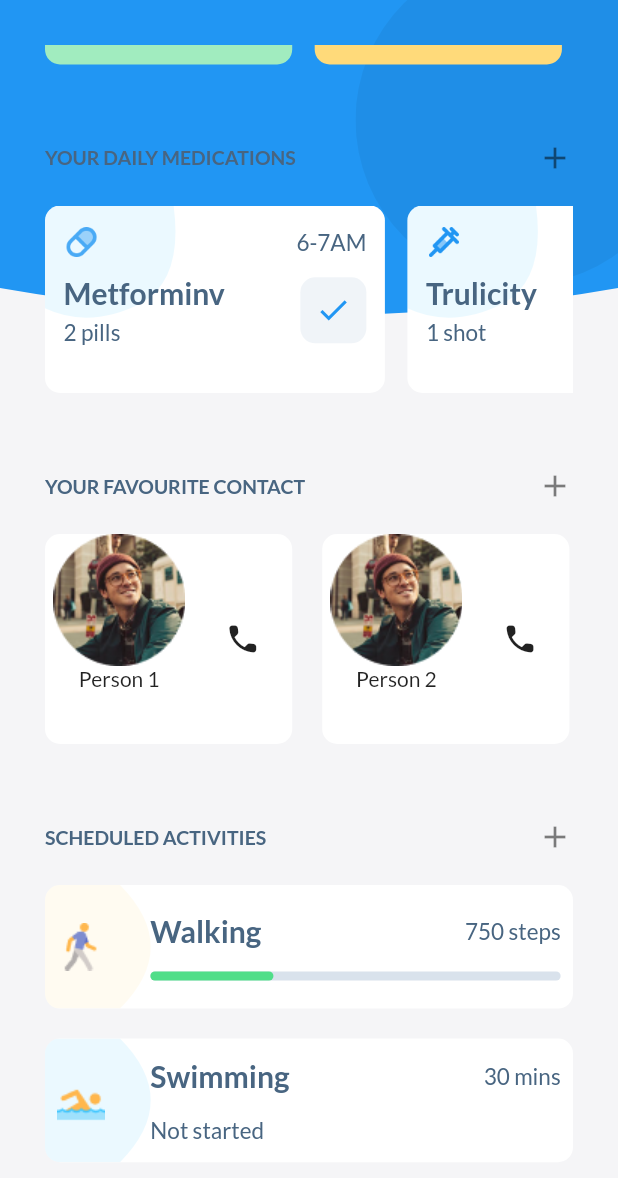
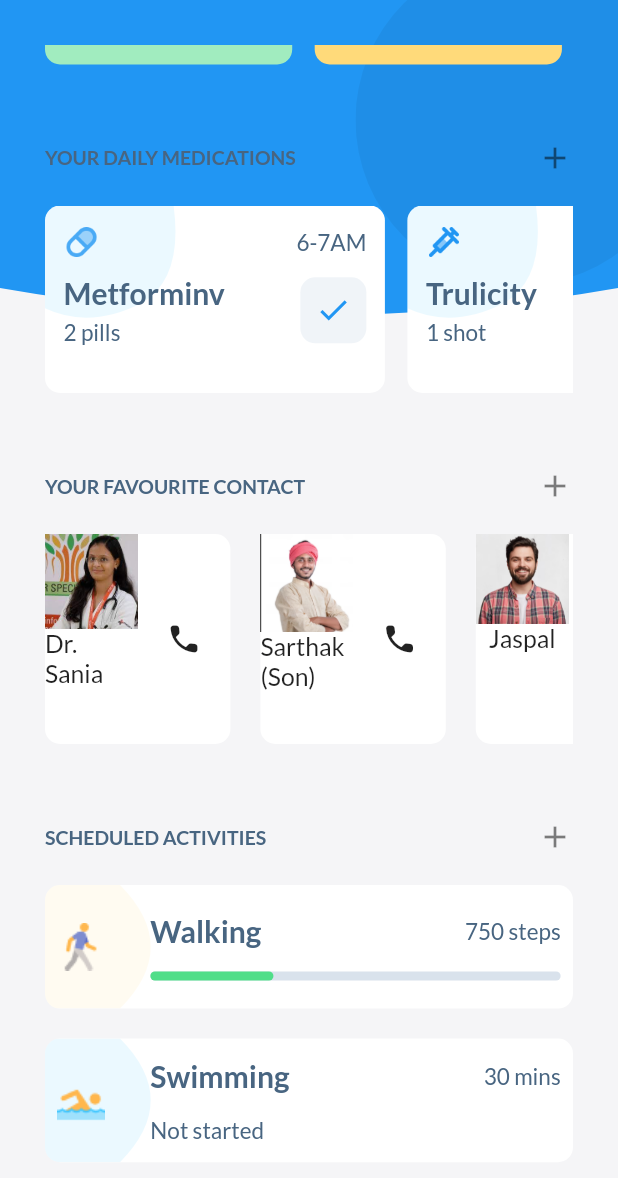
Before and after one commit to abhijha1/health-care, a Flutter app: the screen it shows after launch, scrolled down 257 dp, on a phone screen of 412 x 824 dp. Shown: the top 1178 px of the screen. Run offline on Flutter 3.47's test engine with Material 2 defaults, Android fonts, the phone set to English and light mode, and no system bars; our stand-ins replace circular_countdown_timer, get, google_fonts, image_picker; missing offline and left inert: porcupine_flutter.

```diff
--- a/lib/screens/contactscreen.dart
+++ b/lib/screens/contactscreen.dart
@@ -112,7 +112,7 @@ class ContactScreen extends StatelessWidget {
                        ),
                      ),
                       GestureDetector(
-                        onTap: () => Navigator.of(context).push(MaterialPageRoute(builder: (context)=>CountDownPage())),
+                        onTap: () => Navigator.of(context).push(MaterialPageRoute(builder: (context)=>CountDownPage(name: name,))),
                         child: CircleAvatar(
                          backgroundImage: AssetImage("assets/icons/call.png"),
                            radius: 65
--- a/lib/screens/countdown.dart
+++ b/lib/screens/countdown.dart
@@ -6,7 +6,8 @@ import 'package:flutter/material.dart';
 import 'package:health_care/utils/const.dart';
 
 class CountDownPage extends StatefulWidget {
-  const CountDownPage({super.key});
+  final String name;
+  const CountDownPage({super.key, required this.name});
 
   @override
   State<CountDownPage> createState() => _CountDownPageState();
@@ -24,7 +25,7 @@ class _CountDownPageState extends State<CountDownPage> {
             height: Constants.screenHeight! * 0.05,
           ),
           Text(
-            "Calling Ruhi...",
+            "Calling ${widget.name} ...",
             style: TextStyle(
                 fontSize: Constants.screenHeight! * 0.05, color: Colors.red),
           ),
--- a/lib/screens/home_screen.dart
+++ b/lib/screens/home_screen.dart
@@ -86,7 +86,7 @@ class _HomeScreenState extends State<HomeScreen> {
                   children: <Widget>[
                     Expanded(
                       child: Text(
-                        "Good Morning,\nPatient",
+                        "Good Morning,\nJoginder",
                         style: TextStyle(
                             fontSize: 25,
                             fontWeight: FontWeight.w900,
@@ -103,7 +103,7 @@ class _HomeScreenState extends State<HomeScreen> {
                             : const CircleAvatar(
                                 radius: 40.0,
                                 backgroundImage: AssetImage(
-                                    'assets/icons/profile_picture.png')),
+                                    'assets/profilephoto/chicha.png')),
                         Positioned(
                             bottom: 6,
                             child: GestureDetector(
--- a/lib/utils/contacts.dart
+++ b/lib/utils/contacts.dart
@@ -1,29 +1,21 @@
 List<Map<String, String>> contact = [
   {
-    'name':'Person 1',
-    'number': '123456789',
-    'image':"assets/icons/profile_picture.png"
+    'name':'Dr. Sania',
+    'number': '9876543217',
+    'image':"assets/profilephoto/auntydoctor.jpeg"
   },
   {
-    'name':'Person 2',
+    'name':'Sarthak (Son)',
     'number': '9812034617',
-    'image':"assets/icons/profile_picture.png"
+    'image':"assets/profilephoto/man2.png"
   },{
-    'name':'Person 3',
-    'number': '345456789',
-    'image':"assets/icons/profile_picture.png"
+    'name':'Jaspal',
+    'number': '7894563218',
+    'image':"assets/profilephoto/man.png"
   },{
-    'name':'Person 4',
+    'name':'Meenal',
     'number': '876456789',
-    'image':"assets/icons/profile_picture.png"
-  },{
-    'name':'Person 5',
-    'number': '092456789',
-    'image':"assets/icons/profile_picture.png"
-  },{
-    'name':'Person 5',
-    'number': '567456789',
-    'image':"assets/icons/profile_picture.png"
-  },
+    'image':"assets/profilephoto/aunty.png"
+  }
 
 ];
--- a/lib/widgets/contact_circle.dart
+++ b/lib/widgets/contact_circle.dart
@@ -6,7 +6,7 @@ class ContactCard extends StatelessWidget {
   final String name;
 
   final String image;
-  const ContactCard({super.key,required this.image,required this.name});
+  const ContactCard({super.key, required this.image, required this.name});
 
   @override
   Widget build(BuildContext context) {
@@ -14,7 +14,7 @@ class ContactCard extends StatelessWidget {
     return Container(
       margin: EdgeInsets.only(right: 20),
       height: Constants.screenHeight! * 0.1,
-      width: Constants.screenWidth! * 0.4,
+      width: Constants.screenWidth! * 0.3,
       decoration: BoxDecoration(
         borderRadius: BorderRadius.all(Radius.circular(10.0)),
         shape: BoxShape.rectangle,
@@ -25,21 +25,27 @@ class ContactCard extends StatelessWidget {
           Expanded(
             child: Column(
               children: [
-                Image.asset(image),
-                Text(name),
+                Image.asset(
+                  image,
+                  fit: BoxFit.contain,
+                ),
+                Text(
+                  name,
+                  style: TextStyle(fontSize: Constants.screenWidth! * 0.04),
+                ),
               ],
             ),
-            flex: 3,
+            flex: 1,
           ),
           Expanded(
             child: Container(
               child: GestureDetector(
                   onTap: () {},
                   child: Padding(
-                      padding: const EdgeInsets.all(8.0),
+                      padding: const EdgeInsets.all(4.0),
                       child: Icon(Icons.call_rounded))),
             ),
-            flex: 2,
+            flex: 1,
           )
         ],
       ),
--- a/pubspec.yaml
+++ b/pubspec.yaml
@@ -67,7 +67,7 @@ flutter:
   # To add assets to your application, add an assets section, like this:
   assets:
     - assets/icons/
-    - assets/
+    - assets/profilephoto/
 
   # An image asset can refer to one or more resolution-specific "variants", see
   # https://flutter.dev/assets-and-images/#resolution-aware
```
Also changed, not shown: Screenshot_1699157150.png (added), Screenshot_1699157158.png (added), Screenshot_1699157163.png (added), Screenshot_1699157368.png (added), assets/profilephoto/aunty.png (added), assets/profilephoto/auntydoctor.jpeg (added), assets/profilephoto/chicha.jpg (added), assets/profilephoto/chicha.png (added), assets/profilephoto/man.png (added), assets/profilephoto/man2.jpg (added), assets/profilephoto/man2.png (added), 1 other file.
